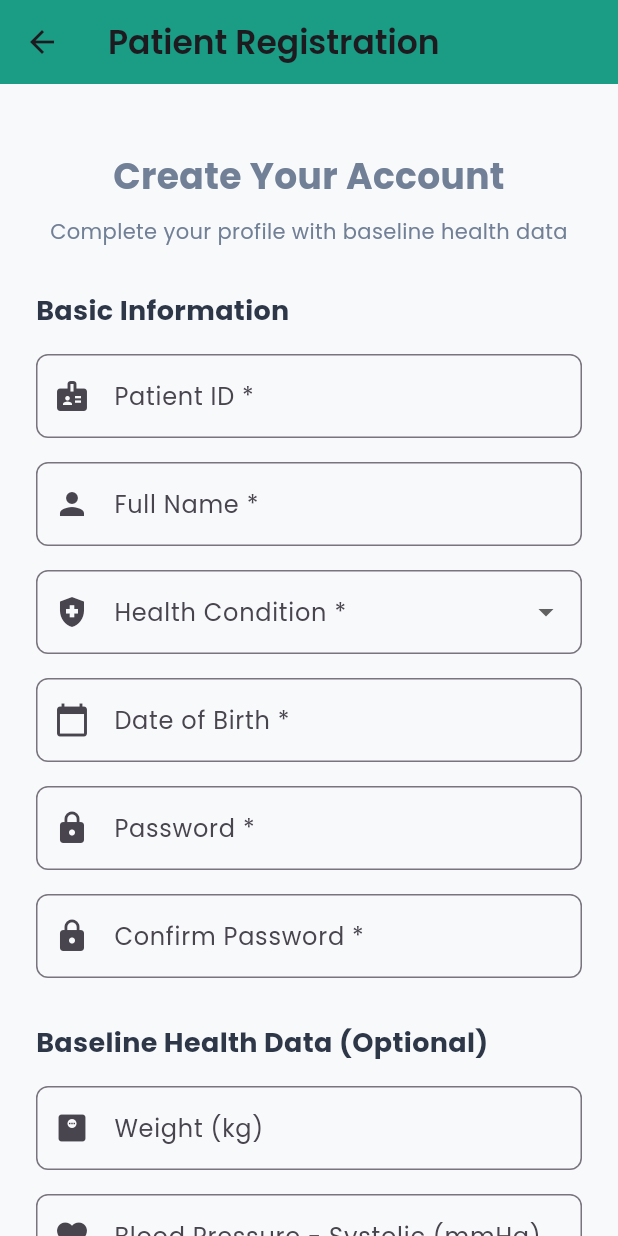
After one commit to brian-mutsetsa/health-tracker-system, a Flutter app: the screen it shows after launch, after a tap on "Sign Up", on a phone screen of 412 x 824 dp. The commit adds this screen. Run offline on Flutter 3.47's test engine with Material 3 defaults, Android fonts, the phone set to English and light mode, and no system bars; our stand-ins replace flutter_animate, flutter_local_notifications, google_fonts, hive, hive_flutter, pdf and 3 more; accounts and stored records are empty; network calls fail; statements that could not run were skipped.

Commit message:
Phase 1&2: Fix Procfile migrations + add patient registration

```diff
--- a/mobile/lib/screens/login_screen.dart
+++ b/mobile/lib/screens/login_screen.dart
@@ -1,6 +1,7 @@
 import 'package:flutter/material.dart';
 import 'package:hive_flutter/hive_flutter.dart';
 import '../services/api_service.dart';
+import 'registration_screen.dart';
 
 class LoginScreen extends StatefulWidget {
   const LoginScreen({super.key});
@@ -164,6 +165,29 @@ class _LoginScreenState extends State<LoginScreen> {
                       : const Text('Login'),
                 ),
               ),
+              const SizedBox(height: 16),
+
+              // Sign Up button
+              SizedBox(
+                width: double.infinity,
+                child: ElevatedButton(
+                  onPressed: _isLoading ? null : () {
+                    Navigator.of(context).push(
+                      MaterialPageRoute(
+                        builder: (context) => const RegistrationScreen(),
+                      ),
+                    );
+                  },
+                  style: ElevatedButton.styleFrom(
+                    padding: const EdgeInsets.symmetric(vertical: 16),
+                    backgroundColor: Colors.grey.shade300,
+                  ),
+                  child: const Text(
+                    'Sign Up',
+                    style: TextStyle(color: Colors.black87),
+                  ),
+                ),
+              ),
               const SizedBox(height: 20),
 
               // Test credentials hint
--- /dev/null
+++ b/mobile/lib/screens/registration_screen.dart
@@ -0,0 +1,451 @@
+import 'package:flutter/material.dart';
+import 'package:intl/intl.dart';
+import '../services/api_service.dart';
+import '../theme/app_theme.dart';
+import 'login_screen.dart';
+
+class RegistrationScreen extends StatefulWidget {
+  const RegistrationScreen({super.key});
+
+  @override
+  State<RegistrationScreen> createState() => _RegistrationScreenState();
+}
+
+class _RegistrationScreenState extends State<RegistrationScreen> {
+  final _formKey = GlobalKey<FormState>();
+  final _apiService = ApiService();
+
+  // Form fields
+  late TextEditingController _patientIdController;
+  late TextEditingController _nameController;
+  late TextEditingController _passwordController;
+  late TextEditingController _confirmPasswordController;
+  late TextEditingController _dateOfBirthController;
+  late TextEditingController _weightController;
+  late TextEditingController _systolicBPController;
+  late TextEditingController _diastolicBPController;
+  late TextEditingController _glucoseController;
+  late TextEditingController _medicalHistoryController;
+  late TextEditingController _medicationsController;
+  late TextEditingController _allergiesController;
+
+  String? _selectedCondition;
+  DateTime? _selectedDateOfBirth;
+  bool _isLoading = false;
+
+  final List<String> _conditions = ['Hypertension', 'Diabetes', 'Cardiovascular', 'Asthma'];
+
+  @override
+  void initState() {
+    super.initState();
+    _patientIdController = TextEditingController();
+    _nameController = TextEditingController();
+    _passwordController = TextEditingController();
+    _confirmPasswordController = TextEditingController();
+    _dateOfBirthController = TextEditingController();
+    _weightController = TextEditingController();
+    _systolicBPController = TextEditingController();
+    _diastolicBPController = TextEditingController();
+    _glucoseController = TextEditingController();
+    _medicalHistoryController = TextEditingController();
+    _medicationsController = TextEditingController();
+    _allergiesController = TextEditingController();
+  }
+
+  @override
+  void dispose() {
+    _patientIdController.dispose();
+    _nameController.dispose();
+    _passwordController.dispose();
+    _confirmPasswordController.dispose();
+    _dateOfBirthController.dispose();
+    _weightController.dispose();
+    _systolicBPController.dispose();
+    _diastolicBPController.dispose();
+    _glucoseController.dispose();
+    _medicalHistoryController.dispose();
+    _medicationsController.dispose();
+    _allergiesController.dispose();
+    super.dispose();
+  }
+
+  Future<void> _selectDateOfBirth() async {
+    final DateTime? picked = await showDatePicker(
+      context: context,
+      initialDate: DateTime(2000),
+      firstDate: DateTime(1930),
+      lastDate: DateTime.now(),
+    );
+    if (picked != null) {
+      setState(() {
+        _selectedDateOfBirth = picked;
+        _dateOfBirthController.text = DateFormat('yyyy-MM-dd').format(picked);
+      });
+    }
+  }
+
+  Future<void> _submitRegistration() async {
+    if (!_formKey.currentState!.validate()) {
+      ScaffoldMessenger.of(context).showSnackBar(
+        const SnackBar(content: Text('Please fill in all required fields')),
+      );
+      return;
+    }
+
+    if (_selectedCondition == null) {
+      ScaffoldMessenger.of(context).showSnackBar(
+        const SnackBar(content: Text('Please select a condition')),
+      );
+      return;
+    }
+
+    if (_passwordController.text != _confirmPasswordController.text) {
+      ScaffoldMessenger.of(context).showSnackBar(
+        const SnackBar(content: Text('Passwords do not match')),
+      );
+      return;
+    }
+
+    setState(() => _isLoading = true);
+
+    try {
+      // Prepare registration payload
+      final registrationData = {
+        'patient_id': _patientIdController.text.trim(),
+        'name': _nameController.text.trim(),
+        'condition': _selectedCondition,
+        'password': _passwordController.text,
+        'date_of_birth': _selectedDateOfBirth?.toIso8601String().split('T')[0],
+        'weight_kg': _weightController.text.isNotEmpty ? double.parse(_weightController.text) : null,
+        'blood_pressure_systolic': _systolicBPController.text.isNotEmpty ? int.parse(_systolicBPController.text) : null,
+        'blood_pressure_diastolic': _diastolicBPController.text.isNotEmpty ? int.parse(_diastolicBPController.text) : null,
+        'blood_glucose_baseline': _glucoseController.text.isNotEmpty ? int.parse(_glucoseController.text) : null,
+        'medical_history': _medicalHistoryController.text.isEmpty ? null : _medicalHistoryController.text,
+        'medications': _medicationsController.text.isEmpty ? null : _medicationsController.text,
+        'allergies': _allergiesController.text.isEmpty ? null : _allergiesController.text,
+      };
+
+      // Call registration API
+      final response = await _apiService.registerPatient(registrationData);
+
+      if (response != null) {
+        if (mounted) {
+          ScaffoldMessenger.of(context).showSnackBar(
+            const SnackBar(content: Text('✅ Registration successful! Please log in.')),
+          );
+
+          // Navigate back to login screen
+          Future.delayed(const Duration(seconds: 1), () {
+            if (mounted) {
+              Navigator.of(context).pushReplacementNamed('/login');
+            }
+          });
+        }
+      } else {
+        if (mounted) {
+          ScaffoldMessenger.of(context).showSnackBar(
+            const SnackBar(content: Text('❌ Registration failed. Please try again.')),
+          );
+        }
+      }
+    } catch (e) {
+      if (mounted) {
+        ScaffoldMessenger.of(context).showSnackBar(
+          SnackBar(content: Text('❌ Error: $e')),
+        );
+        print('Registration error: $e');
+      }
+    } finally {
+      if (mounted) {
+        setState(() => _isLoading = false);
+      }
+    }
+  }
+
+  @override
+  Widget build(BuildContext context) {
+    return Scaffold(
+      appBar: AppBar(
+        title: const Text('Patient Registration'),
+        backgroundColor: AppTheme.primaryTeal,
+        elevation: 0,
+      ),
+      body: SingleChildScrollView(
+        padding: const EdgeInsets.all(24),
+        child: Form(
+          key: _formKey,
+          child: Column(
+            crossAxisAlignment: CrossAxisAlignment.stretch,
+            children: [
+              const SizedBox(height: 20),
+              const Text(
+                'Create Your Account',
+                style: TextStyle(fontSize: 24, fontWeight: FontWeight.bold),
+                textAlign: TextAlign.center,
+              ),
+              const SizedBox(height: 10),
+              const Text(
+                'Complete your profile with baseline health data',
+                style: TextStyle(fontSize: 14, color: AppTheme.textLight),
+                textAlign: TextAlign.center,
+              ),
+              const SizedBox(height: 30),
+
+              // === BASIC INFORMATION ===
+              _buildSectionHeader('Basic Information'),
+              const SizedBox(height: 16),
+
+              // Patient ID
+              TextFormField(
+                controller: _patientIdController,
+                decoration: InputDecoration(
+                  labelText: 'Patient ID *',
+                  hintText: 'e.g., PT001',
+                  border: OutlineInputBorder(borderRadius: BorderRadius.circular(8)),
+                  prefixIcon: const Icon(Icons.badge),
+                ),
+                validator: (value) {
+                  if (value == null || value.isEmpty) return 'Patient ID is required';
+                  return null;
+                },
+              ),
+              const SizedBox(height: 16),
+
+              // Full Name
+              TextFormField(
+                controller: _nameController,
+                decoration: InputDecoration(
+                  labelText: 'Full Name *',
+                  hintText: 'John Doe',
+                  border: OutlineInputBorder(borderRadius: BorderRadius.circular(8)),
+                  prefixIcon: const Icon(Icons.person),
+                ),
+                validator: (value) {
+                  if (value == null || value.isEmpty) return 'Name is required';
+                  return null;
+                },
+              ),
+              const SizedBox(height: 16),
+
+              // Condition
+              DropdownButtonFormField<String>(
+                decoration: InputDecoration(
+                  labelText: 'Health Condition *',
+                  border: OutlineInputBorder(borderRadius: BorderRadius.circular(8)),
+                  prefixIcon: const Icon(Icons.health_and_safety),
+                ),
+                value: _selectedCondition,
+                onChanged: (String? newValue) {
+                  setState(() => _selectedCondition = newValue);
+                },
+                items: _conditions.map((String condition) {
+                  return DropdownMenuItem(
+                    value: condition,
+                    child: Text(condition),
+                  );
+                }).toList(),
+                validator: (value) {
+                  if (value == null) return 'Please select a condition';
+                  return null;
+                },
+              ),
+              const SizedBox(height: 16),
+
+              // Date of Birth
+              TextFormField(
+                controller: _dateOfBirthController,
+                decoration: InputDecoration(
+                  labelText: 'Date of Birth *',
+                  hintText: 'YYYY-MM-DD',
+                  border: OutlineInputBorder(borderRadius: BorderRadius.circular(8)),
+                  prefixIcon: const Icon(Icons.calendar_today),
+                ),
+                readOnly: true,
+                onTap: _selectDateOfBirth,
+                validator: (value) {
+                  if (value == null || value.isEmpty) return 'Date of birth is required';
+                  return null;
+                },
+              ),
+              const SizedBox(height: 16),
+
+              // Password
+              TextFormField(
+                controller: _passwordController,
+                obscureText: true,
+                decoration: InputDecoration(
+                  labelText: 'Password *',
+                  border: OutlineInputBorder(borderRadius: BorderRadius.circular(8)),
+                  prefixIcon: const Icon(Icons.lock),
+                ),
+                validator: (value) {
+                  if (value == null || value.isEmpty) return 'Password is required';
+                  if (value.length < 6) return 'Password must be at least 6 characters';
+                  return null;
+                },
+              ),
+              const SizedBox(height: 16),
+
+              // Confirm Password
+              TextFormField(
+                controller: _confirmPasswordController,
+                obscureText: true,
+                decoration: InputDecoration(
+                  labelText: 'Confirm Password *',
+                  border: OutlineInputBorder(borderRadius: BorderRadius.circular(8)),
+                  prefixIcon: const Icon(Icons.lock),
+                ),
+                validator: (value) {
+                  if (value == null || value.isEmpty) return 'Please confirm password';
+                  return null;
+                },
+              ),
+              const SizedBox(height: 30),
+
+              // === OPTIONAL BASELINE DATA ===
+              _buildSectionHeader('Baseline Health Data (Optional)'),
+              const SizedBox(height: 16),
+
+              // Weight
+              TextFormField(
+                controller: _weightController,
+                keyboardType: TextInputType.number,
+                decoration: InputDecoration(
+                  labelText: 'Weight (kg)',
+                  hintText: '70.5',
+                  border: OutlineInputBorder(borderRadius: BorderRadius.circular(8)),
+                  prefixIcon: const Icon(Icons.monitor_weight),
+                ),
+              ),
+              const SizedBox(height: 16),
+
+              // Blood Pressure (Systolic)
+              TextFormField(
+                controller: _systolicBPController,
+                keyboardType: TextInputType.number,
+                decoration: InputDecoration(
+                  labelText: 'Blood Pressure - Systolic (mmHg)',
+                  hintText: '120',
+                  border: OutlineInputBorder(borderRadius: BorderRadius.circular(8)),
+                  prefixIcon: const Icon(Icons.favorite),
+                ),
+              ),
+              const SizedBox(height: 16),
+
+              // Blood Pressure (Diastolic)
+              TextFormField(
+                controller: _diastolicBPController,
+                keyboardType: TextInputType.number,
+                decoration: InputDecoration(
+                  labelText: 'Blood Pressure - Diastolic (mmHg)',
+                  hintText: '80',
+                  border: OutlineInputBorder(borderRadius: BorderRadius.circular(8)),
+                  prefixIcon: const Icon(Icons.favorite),
+                ),
+              ),
+              const SizedBox(height: 16),
+
+              // Blood Glucose
+              TextFormField(
+                controller: _glucoseController,
+                keyboardType: TextInputType.number,
+                decoration: InputDecoration(
+                  labelText: 'Blood Glucose (mg/dL)',
+                  hintText: '100',
+                  border: OutlineInputBorder(borderRadius: BorderRadius.circular(8)),
+                  prefixIcon: const Icon(Icons.science),
+                ),
+              ),
+              const SizedBox(height: 30),
+
+              // === MEDICAL HISTORY ===
+              _buildSectionHeader('Medical Information (Optional)'),
+              const SizedBox(height: 16),
+
+              // Medical History
+              TextFormField(
+                controller: _medicalHistoryController,
+                maxLines: 3,
+                decoration: InputDecoration(
+                  labelText: 'Medical History',
+                  hintText: 'List any significant medical conditions',
+                  border: OutlineInputBorder(borderRadius: BorderRadius.circular(8)),
+                  prefixIcon: const Icon(Icons.description),
+                ),
+              ),
+              const SizedBox(height: 16),
+
+              // Current Medications
+              TextFormField(
+                controller: _medicationsController,
+                maxLines: 3,
+                decoration: InputDecoration(
+                  labelText: 'Current Medications',
+                  hintText: 'List all current medications',
+                  border: OutlineInputBorder(borderRadius: BorderRadius.circular(8)),
+                  prefixIcon: const Icon(Icons.pills),
+                ),
+              ),
+              const SizedBox(height: 16),
+
+              // Allergies
+              TextFormField(
+                controller: _allergiesController,
+                maxLines: 3,
+                decoration: InputDecoration(
+                  labelText: 'Allergies',
+                  hintText: 'List any known allergies',
+                  border: OutlineInputBorder(borderRadius: BorderRadius.circular(8)),
+                  prefixIcon: const Icon(Icons.warning),
+                ),
+              ),
+              const SizedBox(height: 30),
+
+              // Submit Button
+              ElevatedButton(
+                onPressed: _isLoading ? null : _submitRegistration,
+                style: ElevatedButton.styleFrom(
+                  backgroundColor: AppTheme.primaryTeal,
+                  padding: const EdgeInsets.symmetric(vertical: 16),
+                  shape: RoundedRectangleBorder(borderRadius: BorderRadius.circular(8)),
+                ),
+                child: _isLoading
+                    ? const SizedBox(
+                        height: 20,
+                        width: 20,
+                        child: CircularProgressIndicator(color: Colors.white),
+                      )
+                    : const Text(
+                        'Create Account',
+                        style: TextStyle(fontSize: 16, fontWeight: FontWeight.bold, color: Colors.white),
+                      ),
+              ),
+              const SizedBox(height: 16),
+
+              // Back to Login Button
+              TextButton(
+                onPressed: () => Navigator.of(context).pop(),
+                child: const Text(
+                  'Already have an account? Sign In',
+                  style: TextStyle(color: AppTheme.primaryTeal),
+                ),
+              ),
+              const SizedBox(height: 20),
+            ],
+          ),
+        ),
+      ),
+    );
+  }
+
+  Widget _buildSectionHeader(String title) {
+    return Text(
+      title,
+      style: const TextStyle(
+        fontSize: 18,
+        fontWeight: FontWeight.bold,
+        color: AppTheme.textDark,
+      ),
+    );
+  }
+}
--- a/mobile/lib/services/api_service.dart
+++ b/mobile/lib/services/api_service.dart
@@ -58,6 +58,38 @@ class ApiService {
       }
     } catch (e) {
       print('❌ Login error: $e');
+      return null;
+    }
+  }
+
+  // Register new patient
+  Future<Map<String, dynamic>?> registerPatient(Map<String, dynamic> registrationData) async {
+    try {
+      print('📝 Attempting patient registration...');
+      print('📦 Registration data: $registrationData');
+
+      final response = await http
+          .post(
+            Uri.parse('$baseUrl/patients/register/'),
+            headers: {'Content-Type': 'application/json'},
+            body: jsonEncode(registrationData),
+          )
+          .timeout(const Duration(seconds: 15));
+
+      print('📨 Response status: ${response.statusCode}');
+      print('📨 Response body: ${response.body}');
+
+      if (response.statusCode == 201) {
+        final patientData = jsonDecode(response.body);
+        print('✅ Registration successful: ${patientData['patient_id']}');
+        return patientData;
+      } else {
+        print('❌ Registration failed: ${response.statusCode}');
+        print('Response: ${response.body}');
+        return null;
+      }
+    } catch (e) {
+      print('❌ Registration error: $e');
       return null;
     }
   }
```
Also changed, not shown: 3 other files.
